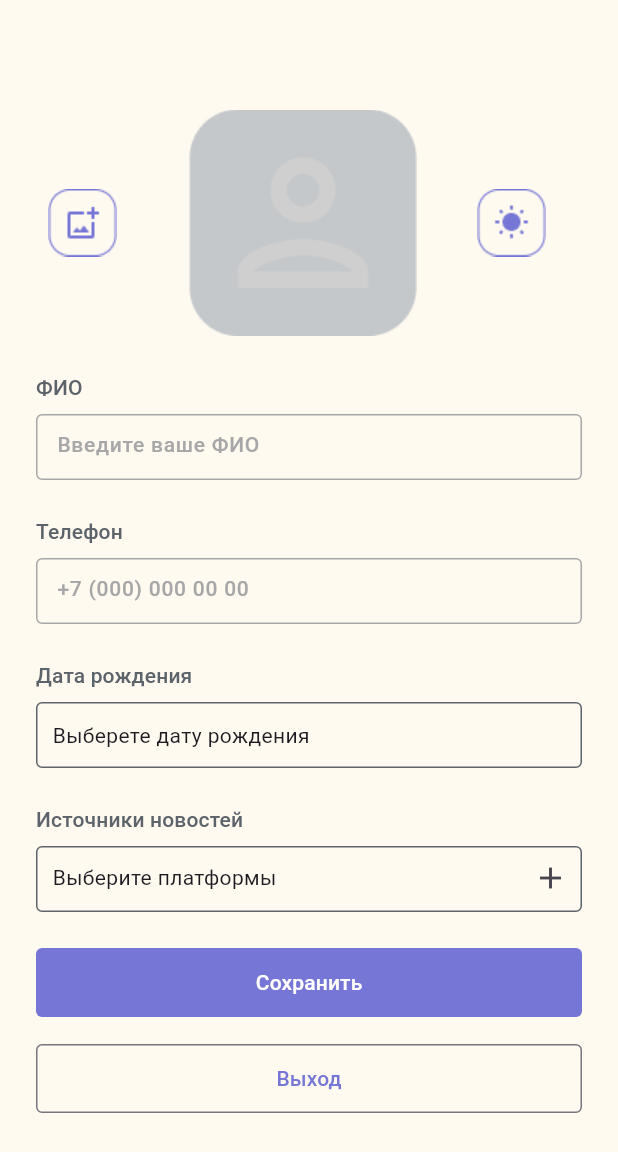
After one commit to ars1101/regstate, a Flutter app: the SetupProfile2 screen opened directly, on a phone screen of 412 x 824 dp. The commit adds this screen. Shown: the top 1152 px of the screen. Run offline on Flutter 3.47's test engine with Material 3 defaults, Android fonts, the light colour scheme and no system bars; our stand-ins replace email_validator, mask_text_input_formatter, supabase_flutter; accounts and stored records are empty.

Commit message:
minor changes

```diff
--- a/lib/auth/presentation/login.dart
+++ b/lib/auth/presentation/login.dart
@@ -46,7 +46,8 @@ class _LogInState extends State<LogIn> {
   Widget build(BuildContext context) {
     return Scaffold(
       backgroundColor: Color(0xFFFFFAF0),
-      body: Row(
+      body: SingleChildScrollView(
+        child: Row(
             mainAxisAlignment: MainAxisAlignment.start,
             children: [
               SizedBox(
@@ -142,7 +143,7 @@ class _LogInState extends State<LogIn> {
                     ],
                     mainAxisAlignment: MainAxisAlignment.start,
                   ),
-                Spacer(),
+                  SizedBox(height: 271,),
                   SizedBox(
                     height: 46,
                     width: MediaQuery.of(context).size.width - 48,
@@ -205,6 +206,7 @@ class _LogInState extends State<LogIn> {
               )
             ],
           ),
+      ),
 
     );
   }
--- a/lib/auth/presentation/signup.dart
+++ b/lib/auth/presentation/signup.dart
@@ -44,7 +44,8 @@ class _SignUpState extends State<SignUp> {
   Widget build(BuildContext context) {
     return Scaffold(
       backgroundColor: Color(0xFFFFFAF0),
-      body: Row(
+      body: SingleChildScrollView(
+        child: Row(
           mainAxisAlignment: MainAxisAlignment.start,
           children: [
             SizedBox(
@@ -127,7 +128,7 @@ class _SignUpState extends State<SignUp> {
                 SizedBox(
                   height: 37,
                 ),
-              Spacer(),
+                SizedBox(height: 219,),
                 SizedBox(
                   height: 46,
                   width: MediaQuery.of(context).size.width - 48,
@@ -197,6 +198,7 @@ class _SignUpState extends State<SignUp> {
             )
           ],
         ),
+      ),
     );
   }
 }
--- a/lib/home/presentation/Profile.dart
+++ b/lib/home/presentation/Profile.dart
@@ -149,7 +149,11 @@ class _ProfileState extends State<Profile> {
                     ),
                     onPressed: () {
                       supabase.auth.signOut();
-                    },  style: OutlinedButton.styleFrom(foregroundColor: error, shape: RoundedRectangleBorder(borderRadius: BorderRadius.all(Radius.circular(4)), )),),
+                      Navigator.of(context)
+                          .push(MaterialPageRoute(
+                          builder: (context) =>
+                              LogIn()));
+                    },  style: OutlinedButton.styleFrom(foregroundColor: error, shape: RoundedRectangleBorder(borderRadius: BorderRadius.all(Radius.circular(4)), )), ),
               )
             ],
           ),
--- /dev/null
+++ b/lib/home/presentation/setupprofile2.dart
@@ -0,0 +1,362 @@
+import 'package:flutter/cupertino.dart';
+import 'package:flutter/material.dart';
+
+import 'package:email_validator/email_validator.dart';
+import 'package:flutter/material.dart';
+import 'package:mask_text_input_formatter/mask_text_input_formatter.dart';
+import 'package:session1_new/auth/presentation/Holder.dart';
+import 'package:session1_new/auth/presentation/login.dart';
+import 'package:session1_new/auth/widgets/customtextfield.dart';
+import 'package:session1_new/core/themes.dart';
+import 'package:session1_new/home/presentation/chooseplatform.dart';
+import 'package:session1_new/home/presentation/main.dart';
+import 'package:session1_new/home/repository/supabase.dart';
+import 'package:session1_new/main.dart';
+
+import 'package:supabase_flutter/supabase_flutter.dart';
+import 'package:url_launcher/url_launcher.dart';
+
+
+
+class SetupProfile2 extends StatefulWidget {
+  const SetupProfile2({super.key});
+
+  @override
+  State<SetupProfile2> createState() => _SetupProfile2State();
+}
+
+List<Map<String, dynamic>> platforms = [];
+List plchan = [];
+
+class _SetupProfile2State extends State<SetupProfile2> {
+  @override
+  void initState() {
+    // TODO: implement initState
+    super.initState();
+    getPlatforms().then((value) => setState(() {
+      allplatforms = value;
+      setState(() {
+      });
+    }));
+  }
+  bool isplat = false;
+  TextEditingController name = TextEditingController();
+  TextEditingController phone = TextEditingController();
+  TextEditingController passc = TextEditingController();
+  String namee = '';
+  String phonee = '';
+  bool obs = true;
+  bool check = false;
+  String date = "Выберете дату рождения";
+  @override
+  Widget build(BuildContext context) {
+    return Scaffold(
+        backgroundColor: Color(0xFFFFFAF0),
+        body: CustomScrollView(
+          slivers: [
+            SliverToBoxAdapter(
+              child: Row(
+                children: [
+                  SizedBox(
+                    width: 24,
+                  ),
+                  Column(
+                    crossAxisAlignment: CrossAxisAlignment.start,
+                    children: [
+                      SizedBox(
+                        height: 73,
+                      ),
+                      Row(
+                        children: [
+                          Column(
+                            children: [
+                              Row(
+                                children: [
+                                  IconButton(
+                                      onPressed: () {},
+                                      icon: Image.asset("assets/pic.png")),
+                                  SizedBox(
+                                    width: 40,
+                                  ),
+                                  Image.asset('assets/profpic.png'),
+                                  SizedBox(
+                                    width: 40,
+                                  ),
+                                  Image.asset('assets/theme.png'),
+                                ],
+                                crossAxisAlignment: CrossAxisAlignment.center,
+                                mainAxisAlignment: MainAxisAlignment.start,
+                              )
+                            ],
+                          ),
+                        ],
+                      ),
+                      SizedBox(
+                        height: 24,
+                      ),
+                      SizedBox(
+                        width: MediaQuery.of(context).size.width - 48,
+                        height: 72,
+                        child: CustomTextField(
+                            label: "ФИО",
+                            hint: "Введите ваше ФИО",
+                            obs: false,
+                            ctr: name,onChanged: (t){setState(() {
+                          namee = t;
+                        });}),
+                      ),
+                      SizedBox(
+                        height: 24,
+                      ),
+                      SizedBox(
+                        width: MediaQuery.of(context).size.width - 48,
+                        height: 72,
+                        child: CustomTextField(
+                            label: "Телефон",
+                            hint: "+7 (000) 000 00 00",
+                            obs: false,
+                            ctr: phone, onChanged: (t){setState(() {
+                          phonee = t;
+                            });},),
+                      ),
+                      SizedBox(
+                        height: 24,
+                      ),
+                      Text(
+                        "Дата рождения",
+                        style: Theme.of(context).textTheme.titleSmall,
+                      ),
+                      SizedBox(
+                        height: 8,
+                      ),
+                      GestureDetector(
+                        onTap: () async {
+                          await _selectDate();
+                        },
+                        child: Container(
+                          width: MediaQuery.of(context).size.width - 48,
+                          height: 44,
+                          decoration: BoxDecoration(
+                              color: Color(0xFFFFFAF0),
+                              borderRadius: BorderRadius.circular(4),
+                              border: Border.all(
+                                  color: Color(0xFF5C636A), width: 1)),
+                          child: Row(
+                            children: [
+                              SizedBox(
+                                width: 10,
+                              ),
+                              Column(
+                                mainAxisAlignment: MainAxisAlignment.center,
+                                children: [
+                                  Text(
+                                    date,
+                                    style: TextStyle(fontSize: 14),
+                                  ),
+                                ],
+                              ),
+                            ],
+                          ),
+                        ),
+                      ),
+                      SizedBox(
+                        height: 24,
+                      )
+                    ],
+                  ),
+                ],
+              ),
+            ),
+
+            SliverToBoxAdapter(
+              child: Row(
+                children: [
+                  SizedBox(
+                    width: 24,
+                  ),
+                  Column(
+                    crossAxisAlignment: CrossAxisAlignment.start,
+                    children: [
+                      Text(
+                        "Источники новостей",
+                        style: Theme.of(context).textTheme.titleSmall,
+                      ),
+                      SizedBox(
+                        height: 8,
+                      ),
+                      Container(
+                        width: MediaQuery.of(context).size.width - 48,
+                        height: 44 + (platforms.length * 91),
+                        decoration: BoxDecoration(
+                            color: Color(0xFFFFFAF0),
+                            borderRadius: BorderRadius.circular(4),
+                            border:
+                            Border.all(color: Color(0xFF5C636A), width: 1)),
+                        child: Column(
+                          children: [
+                            Row(
+                              children: [
+                                SizedBox(
+                                  width: 10,
+                                ),
+                                Column(
+                                  mainAxisAlignment: MainAxisAlignment.center,
+                                  children: [
+                                    Text(
+                                      "Выберите платформы",
+                                      style: TextStyle(fontSize: 14),
+                                    ),
+                                  ],
+                                ),
+                                Spacer(),
+                                Column(
+                                  mainAxisAlignment: MainAxisAlignment.center,
+                                  children: [
+                                    SizedBox(
+                                      child: IconButton(
+                                          onPressed: () async {
+                                            Navigator.of(context)
+                                                .push(MaterialPageRoute(
+                                                builder: (context) =>
+                                                    ChoosePlat()))
+                                                .then((value) => setState(() {
+                                                      plchan.clear();
+                                                      for (var i in platforms) {
+                                                        plchan.add(
+                                                            TextEditingController());
+                                                      }
+                                                    }));
+                                          },
+                                          icon: Icon(Icons.add)),
+                                      height: 40,
+                                      width: 40,
+                                    ),
+                                  ],
+                                )
+                              ],
+                            ),
+                            SizedBox(
+                              child: ListView.builder(
+                                itemBuilder: (_, index) {
+                                  var plat = platforms[index];
+                                  return Container(
+                                    width:
+                                    MediaQuery.of(context).size.width - 48,
+                                    height: 91,
+                                    decoration: BoxDecoration(
+                                        color: Color(0xFFFFFAF0),
+                                        border: Border.all(
+                                            color: Color(0xFF5C636A),
+                                            width: 1)),
+                                    child: Column(
+                                      children: [
+                                        Row(
+                                          children: [
+                                            IconButton(
+                                                onPressed: () {platforms.remove(plat); setState(() {});},
+                                                icon: Image.asset(
+                                                    'assets/cross.png')),
+                                            SizedBox(
+                                              width: 22,
+                                            ),
+                                            Image.network(
+                                              plat['icon'],
+                                              scale: 15,
+                                            ),
+                                            SizedBox(
+                                              width: 8,
+                                            ),
+                                            Text(
+                                              plat['title'],
+                                              style: TextStyle(
+                                                  fontWeight: FontWeight.w500),
+                                            ),
+                                            Spacer(),
+                                            IconButton(
+                                                onPressed: () {},
+                                                icon: Image.asset(
+                                                    'assets/info.png')),
+                                          ],
+                                        ),
+                                        SizedBox(
+                                          child: TextField(
+                                            controller: plchan[index],
+                                          ),
+                                          height: 25,
+                                          width: 325,
+                                        )
+                                      ],
+                                    ),
+                                  );
+                                },
+                                itemCount: platforms.length,
+                              ),
+                              height: 91 * platforms.length.toDouble(),
+                            )
+                          ],
+                        ),
+                      ),
+                      SizedBox(
+                        height: 24,
+                      ),
+                      SizedBox(
+                        height: 46,
+                        width: MediaQuery.of(context).size.width - 48,
+                        child: FilledButton(
+                          onPressed: () {
+                            for(int i = 0; i<platforms.length;i++){
+                              platforms[i]['chanels'] = plchan[i].text;
+                            }
+                            print(namee + phonee);
+                            saveUserData(namee, phonee, date);
+                            savePlatforms(platforms);
+                            Navigator.of(context)
+                                .push(MaterialPageRoute(
+                                builder: (context) =>
+                                    Home()));
+                          },
+                          child: Text('Сохранить'),
+                        ),
+                      ),
+                      SizedBox(
+                        height: 18,
+                      ),
+                      SizedBox(
+                        height: 46,
+                        width: MediaQuery.of(context).size.width - 48,
+                        child: OutlinedButton(
+                          child: Text(
+                            "Выход",
+                            style: TextStyle(color: accent, ),
+                          ),
+                          onPressed: () {
+                            Navigator.of(context)
+                                .pop();
+                          },  style: OutlinedButton.styleFrom(foregroundColor: accent, shape: RoundedRectangleBorder(borderRadius: BorderRadius.all(Radius.circular(4)), )), ),
+                      )
+
+                    ],
+                  ),
+                  SizedBox(
+                    width: 24,
+                  )
+                ],
+              ),
+            )
+          ],
+        ));
+  }
+
+  Future<void> _selectDate() async {
+    DateTime? _picked = await showDatePicker(
+      context: context,
+      firstDate: DateTime(1900),
+      lastDate: DateTime(2025),
+    );
+    if (_picked != null) {
+      setState(() {
+        date = _picked.toString().split(' ')[0];
+      });
+    }
+  }
+}
```
Lines whose indentation alone changed are shown as unchanged.
